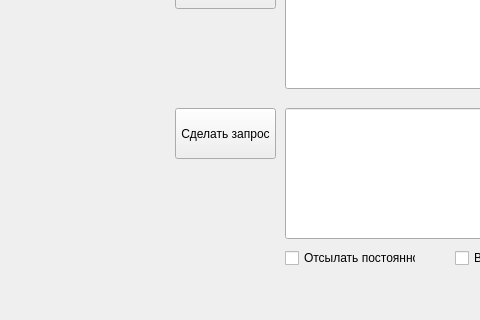
First picture: the form in UITest.ui, repository maxjonny/Imitator, before the edit; both pictures show x 205 to 685 and y 132 to 452 of the 843 by 452 pixel window.
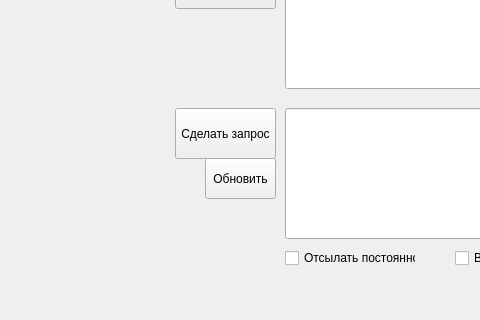
Second picture: the form after the edit.

What changed in the file:
```diff
--- a/UITest.ui
+++ b/UITest.ui
@@ -146,6 +146,19 @@
      <string>Включить рандом</string>
     </property>
    </widget>
+   <widget class="QPushButton" name="pushButton_4">
+    <property name="geometry">
+     <rect>
+      <x>410</x>
+      <y>290</y>
+      <width>71</width>
+      <height>41</height>
+     </rect>
+    </property>
+    <property name="text">
+     <string>Обновить</string>
+    </property>
+   </widget>
   </widget>
   <widget class="QMenuBar" name="menubar">
    <property name="geometry">
```
